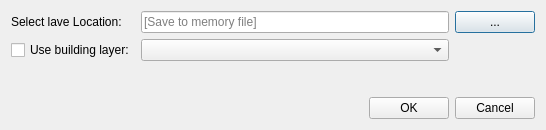
The window that CreateNew_dialog_base.ui (spacesyntax/UrbanDataInputTool) describes before a commit, drawn with Qt 5.
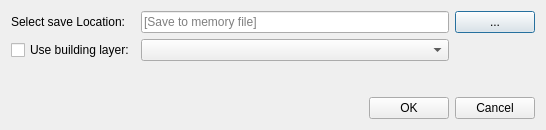
The same window after the commit.

Commit message: corrected typo

Patch:
```diff
--- a/CreateNew_dialog_base.ui
+++ b/CreateNew_dialog_base.ui
@@ -59,7 +59,7 @@
         </sizepolicy>
        </property>
        <property name="text">
-        <string>Select lave Location:</string>
+        <string>Select save Location:</string>
        </property>
       </widget>
      </item>
```
Left out of the diff: 26 changed lines with no effect on the pictures.
